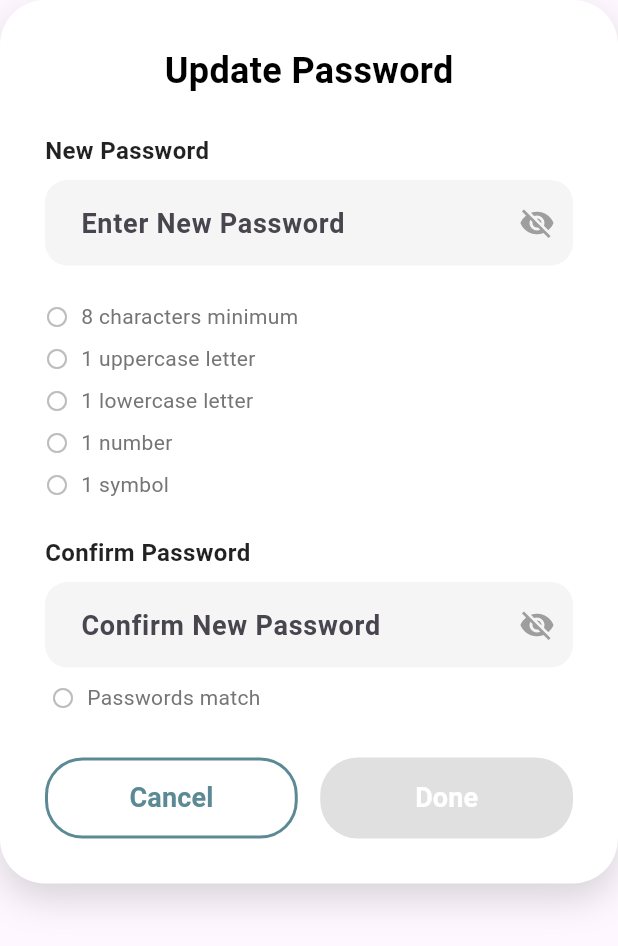
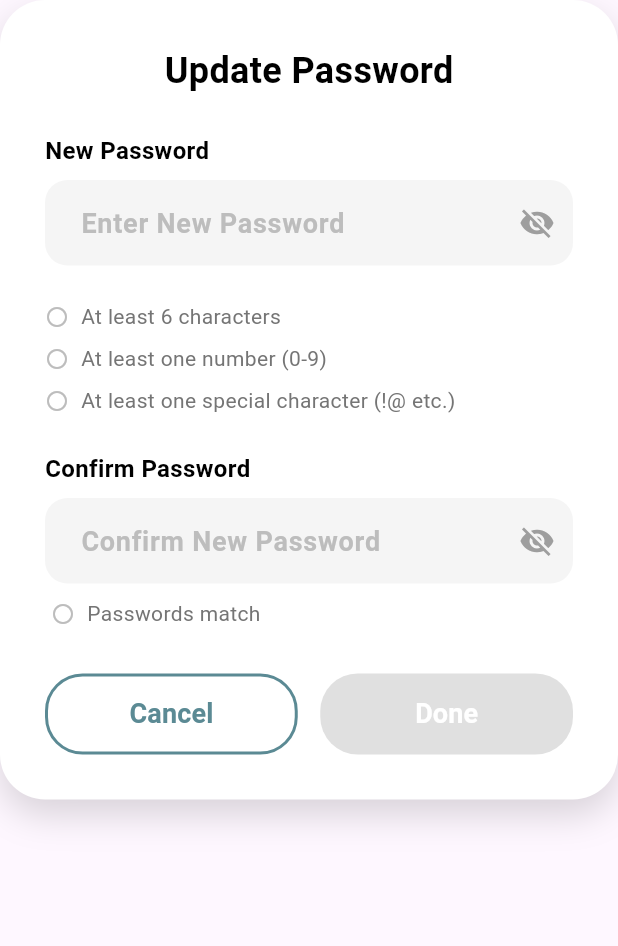
Before and after one commit to sohaberri/mealmuse, a Flutter app: the _PasswordDialogContent widget shown alone on an empty page, opened directly, on a phone screen of 412 x 824 dp. Shown: the top 946 px of the screen. Run offline on Flutter 3.47's test engine with Material 3 defaults, Android fonts, the phone set to English and light mode, and no system bars; our stand-ins replace cloud_firestore, firebase_auth, firebase_core, firebase_messaging, flutter_dotenv, flutter_local_notifications and 2 more; accounts and stored records are empty.

Commit message:
password reqs matched

```diff
--- a/lib/screens/account_screen.dart
+++ b/lib/screens/account_screen.dart
@@ -528,11 +528,9 @@ class _PasswordDialogContentState extends State<_PasswordDialogContent> {
   bool _passwordsMatch = false;
 
   Map<String, bool> _validationChecks = {
-    '8 characters minimum': false,
-    '1 uppercase letter': false,
-    '1 lowercase letter': false,
-    '1 number': false,
-    '1 symbol': false,
+    'At least 6 characters': false,
+    'At least one number (0-9)': false,
+    'At least one special character (!@ etc.)': false,
   };
 
   @override
@@ -562,11 +560,9 @@ class _PasswordDialogContentState extends State<_PasswordDialogContent> {
     }
 
     setState(() {
-      _validationChecks['8 characters minimum'] = password.length >= 8;
-      _validationChecks['1 uppercase letter'] = password.contains(RegExp(r'[A-Z]'));
-      _validationChecks['1 lowercase letter'] = password.contains(RegExp(r'[a-z]'));
-      _validationChecks['1 number'] = password.contains(RegExp(r'[0-9]'));
-      _validationChecks['1 symbol'] = password.contains(RegExp(r'[!@#$%^&*(),.?":{}|<>]'));
+      _validationChecks['At least 6 characters'] = password.length >= 6;
+      _validationChecks['At least one number (0-9)'] = password.contains(RegExp(r'[0-9]'));
+      _validationChecks['At least one special character (!@ etc.)'] = password.contains(RegExp(r'[!@#$%^&*(),.?":{}|<>]'));
     });
 
     _checkPasswordMatch();
@@ -583,22 +579,30 @@ class _PasswordDialogContentState extends State<_PasswordDialogContent> {
   }
 
   Widget _buildValidationRow(String text, bool isValid) {
+    final isDarkMode = ThemeProvider().darkModeEnabled;
+    final checkIconColor = isDarkMode ? _kButtonColor : _kButtonColor;
+    final uncheckedIconColor = isDarkMode ? const Color(0xFF606060) : Colors.grey[400];
+    final validTextColor = isDarkMode ? const Color(0xFFE1E1E1) : Colors.black87;
+    final invalidTextColor = isDarkMode ? const Color(0xFF808080) : Colors.grey[600];
+
     return Padding(
       padding: const EdgeInsets.symmetric(vertical: 4.0),
       child: Row(
         children: [
           Icon(
             isValid ? Icons.check_circle : Icons.circle_outlined,
-            color: isValid ? _kButtonColor : Colors.grey[400],
+            color: isValid ? checkIconColor : uncheckedIconColor,
             size: 16,
           ),
           const SizedBox(width: 8),
-          Text(
-            text,
-            style: TextStyle(
-              color: isValid ? Colors.black87 : Colors.grey[600],
-              fontSize: 14,
-              fontWeight: isValid ? FontWeight.bold : FontWeight.normal,
+          Expanded(
+            child: Text(
+              text,
+              style: TextStyle(
+                color: isValid ? validTextColor : invalidTextColor,
+                fontSize: 14,
+                fontWeight: isValid ? FontWeight.bold : FontWeight.normal,
+              ),
             ),
           ),
         ],
@@ -608,10 +612,20 @@ class _PasswordDialogContentState extends State<_PasswordDialogContent> {
 
   @override
   Widget build(BuildContext context) {
+    final isDarkMode = ThemeProvider().darkModeEnabled;
+    final dialogBg = isDarkMode ? const Color(0xFF2A2A2A) : Colors.white;
+    final textColor = isDarkMode ? const Color(0xFFE1E1E1) : Colors.black;
+    final secondaryTextColor = isDarkMode ? const Color(0xFFB0B0B0) : Colors.grey[600];
+    final fieldBg = isDarkMode ? const Color(0xFF3A3A3A) : _kSubtleGray;
+    final hintColor = isDarkMode ? const Color(0xFFB0B0B0) : Colors.grey[400];
+    final iconColor = isDarkMode ? const Color(0xFFB0B0B0) : Colors.grey;
+    final checkIconColor = isDarkMode ? _kButtonColor : _kButtonColor;
+    final uncheckedIconColor = isDarkMode ? const Color(0xFF606060) : Colors.grey[400];
+
     return Container(
       padding: const EdgeInsets.all(30),
       decoration: BoxDecoration(
-        color: Colors.white,
+        color: dialogBg,
         borderRadius: BorderRadius.circular(30),
         boxShadow: [
           BoxShadow(
@@ -625,32 +639,33 @@ class _PasswordDialogContentState extends State<_PasswordDialogContent> {
         mainAxisSize: MainAxisSize.min,
         crossAxisAlignment: CrossAxisAlignment.start,
         children: <Widget>[
-          const Center(
+          Center(
             child: Text(
               "Update Password",
               style: TextStyle(
                 fontSize: 24,
                 fontWeight: FontWeight.bold,
-                color: Colors.black,
+                color: textColor,
               ),
             ),
           ),
           const SizedBox(height: 25),
 
           // New Password Input
-          const Text("New Password", style: TextStyle(fontWeight: FontWeight.bold, fontSize: 16, color: Colors.black87)),
+          Text("New Password", style: TextStyle(fontWeight: FontWeight.bold, fontSize: 16, color: textColor)),
           const SizedBox(height: 8),
           TextField(
             controller: _newPassController,
             obscureText: _isObscuredNew,
             decoration: InputDecoration(
               hintText: "Enter New Password",
+              hintStyle: TextStyle(color: hintColor),
               filled: true,
-              fillColor: _kSubtleGray,
+              fillColor: fieldBg,
               border: OutlineInputBorder(borderRadius: BorderRadius.circular(15), borderSide: BorderSide.none),
               contentPadding: const EdgeInsets.symmetric(horizontal: 20, vertical: 15),
               suffixIcon: IconButton(
-                icon: Icon(_isObscuredNew ? Icons.visibility_off : Icons.visibility, color: Colors.grey),
+                icon: Icon(_isObscuredNew ? Icons.visibility_off : Icons.visibility, color: iconColor),
                 onPressed: () {
                   setState(() {
                     _isObscuredNew = !_isObscuredNew;
@@ -658,7 +673,7 @@ class _PasswordDialogContentState extends State<_PasswordDialogContent> {
                 },
               ),
             ),
-            style: const TextStyle(fontSize: 18, color: Colors.black87, fontWeight: FontWeight.w600),
+            style: TextStyle(fontSize: 18, color: textColor, fontWeight: FontWeight.w600),
           ),
           const SizedBox(height: 20),
 
@@ -672,19 +687,20 @@ class _PasswordDialogContentState extends State<_PasswordDialogContent> {
           const SizedBox(height: 20),
 
           // Confirm Password Input
-          const Text("Confirm Password", style: TextStyle(fontWeight: FontWeight.bold, fontSize: 16, color: Colors.black87)),
+          Text("Confirm Password", style: TextStyle(fontWeight: FontWeight.bold, fontSize: 16, color: textColor)),
           const SizedBox(height: 8),
           TextField(
             controller: _confirmPassController,
             obscureText: _isObscuredConfirm,
             decoration: InputDecoration(
               hintText: "Confirm New Password",
+              hintStyle: TextStyle(color: hintColor),
               filled: true,
-              fillColor: _kSubtleGray,
+              fillColor: fieldBg,
               border: OutlineInputBorder(borderRadius: BorderRadius.circular(15), borderSide: BorderSide.none),
               contentPadding: const EdgeInsets.symmetric(horizontal: 20, vertical: 15),
               suffixIcon: IconButton(
-                icon: Icon(_isObscuredConfirm ? Icons.visibility_off : Icons.visibility, color: Colors.grey),
+                icon: Icon(_isObscuredConfirm ? Icons.visibility_off : Icons.visibility, color: iconColor),
                 onPressed: () {
                   setState(() {
                     _isObscuredConfirm = !_isObscuredConfirm;
@@ -692,7 +708,7 @@ class _PasswordDialogContentState extends State<_PasswordDialogContent> {
                 },
               ),
             ),
-            style: const TextStyle(fontSize: 18, color: Colors.black87, fontWeight: FontWeight.w600),
+            style: TextStyle(fontSize: 18, color: textColor, fontWeight: FontWeight.w600),
           ),
           const SizedBox(height: 10),
 
@@ -703,14 +719,14 @@ class _PasswordDialogContentState extends State<_PasswordDialogContent> {
               children: [
                 Icon(
                   _passwordsMatch ? Icons.check_circle : Icons.circle_outlined,
-                  color: _passwordsMatch ? _kButtonColor : Colors.grey[400],
+                  color: _passwordsMatch ? checkIconColor : uncheckedIconColor,
                   size: 16,
                 ),
                 const SizedBox(width: 8),
                 Text(
                   "Passwords match",
                   style: TextStyle(
-                    color: _passwordsMatch ? Colors.black87 : Colors.grey[600],
+                    color: _passwordsMatch ? textColor : secondaryTextColor,
                     fontSize: 14,
                     fontWeight: _passwordsMatch ? FontWeight.bold : FontWeight.normal,
                   ),
@@ -732,7 +748,7 @@ class _PasswordDialogContentState extends State<_PasswordDialogContent> {
                     shape: RoundedRectangleBorder(borderRadius: BorderRadius.circular(25)),
                     side: const BorderSide(color: _kButtonColor, width: 2),
                   ),
-                  child: const Text("Cancel", style: TextStyle(color: _kButtonColor, fontSize: 18, fontWeight: FontWeight.bold)),
+                  child: Text("Cancel", style: TextStyle(color: _kButtonColor, fontSize: 18, fontWeight: FontWeight.bold)),
                 ),
               ),
               const SizedBox(width: 15),
@@ -751,7 +767,7 @@ class _PasswordDialogContentState extends State<_PasswordDialogContent> {
                     disabledBackgroundColor: Colors.grey[300],
                     disabledForegroundColor: Colors.grey[500],
                   ),
-                  child: const Text("Done", style: TextStyle(color: Colors.white, fontSize: 18, fontWeight: FontWeight.bold)),
+                  child: Text("Done", style: TextStyle(color: Colors.white, fontSize: 18, fontWeight: FontWeight.bold)),
                 ),
               ),
             ],
```
